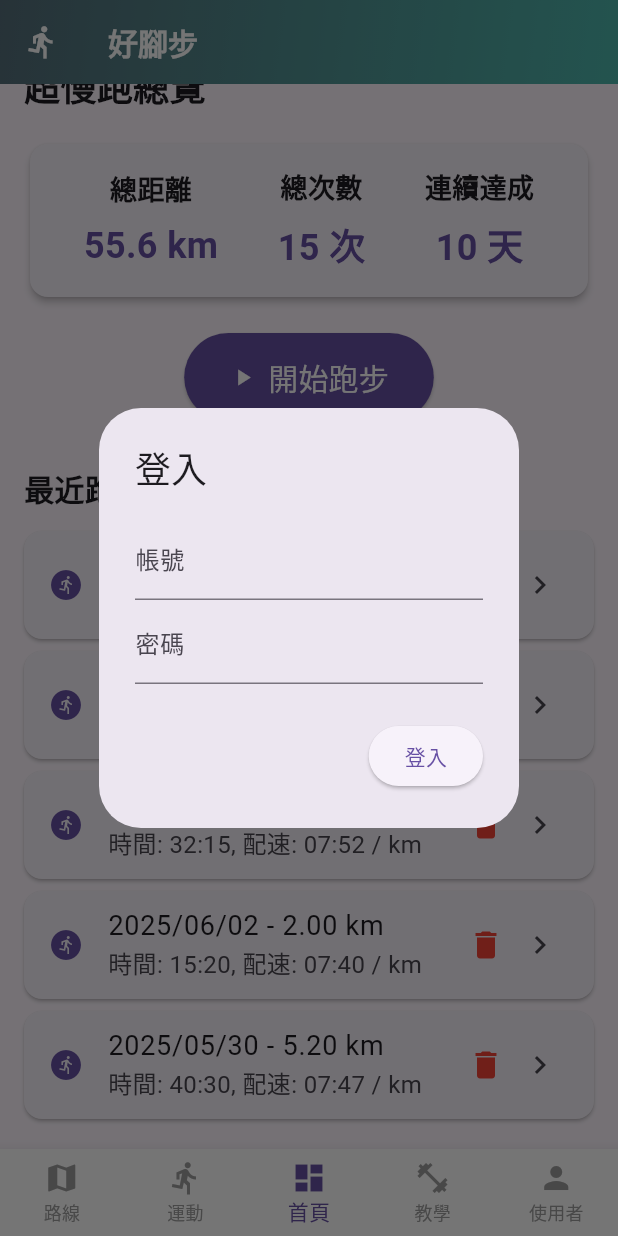
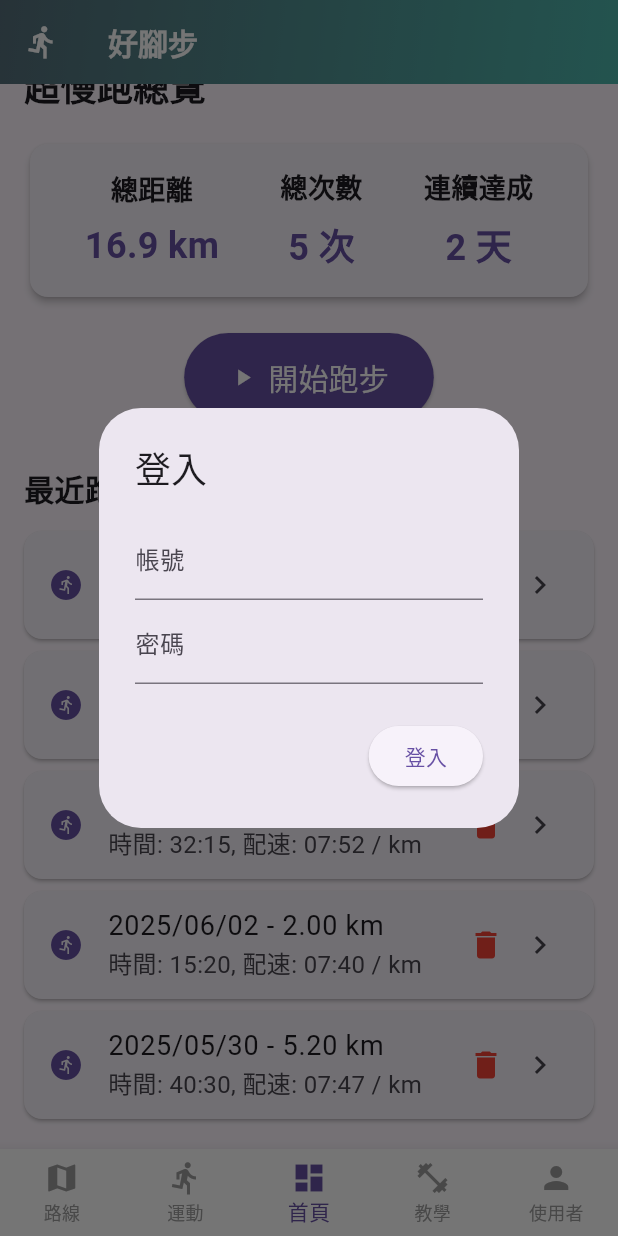
Before and after one commit to SongGuanYing/flutter_final, a Flutter app: the screen it shows after launch, scrolled down 449 dp, on a phone screen of 412 x 824 dp. Run offline on Flutter 3.47's test engine with Material 3 defaults, Android fonts, the phone set to English and light mode, and no system bars; our stand-ins replace audioplayers, flutter_map, flutter_phoenix, geolocator, image_picker, latlong2 and 4 more; missing offline and left inert: gpx; accounts and stored records are empty; network calls fail.

Commit message:
統計資料更新

```diff
--- a/lib/main_page.dart
+++ b/lib/main_page.dart
@@ -118,6 +118,11 @@ class _MainPageState extends State<MainPage> {
     int mockRunStreak = 10;
     double mockTotalDistance = 55.6;
     int mockTotalRuns = 15;
+    double totalDistance=0.0;
+    int count=RunHistory.runHistory.length;
+    for(int i=0;i<RunHistory.runHistory.length;i++){
+      totalDistance+=RunHistory.runHistory[i].distance;
+    }
 
     return ListView(
       padding: const EdgeInsets.all(16),
@@ -197,7 +202,7 @@ class _MainPageState extends State<MainPage> {
                   children: [
                     const Text('總距離', style: TextStyle(fontSize: 18, fontWeight: FontWeight.bold)),
                     const SizedBox(height: 8),
-                    Text('${mockTotalDistance.toStringAsFixed(1)} km',
+                    Text('${(totalDistance/1000).toStringAsFixed(1)} km',
                         style: TextStyle(fontSize: 24, fontWeight: FontWeight.bold, color: Theme.of(context).primaryColor)),
                   ],
                 ),
@@ -205,7 +210,7 @@ class _MainPageState extends State<MainPage> {
                   children: [
                     const Text('總次數', style: TextStyle(fontSize: 18, fontWeight: FontWeight.bold)),
                     const SizedBox(height: 8),
-                    Text('$mockTotalRuns 次',
+                    Text('$count 次',
                         style: TextStyle(fontSize: 24, fontWeight: FontWeight.bold, color: Theme.of(context).primaryColor)),
                   ],
                 ),
@@ -213,7 +218,7 @@ class _MainPageState extends State<MainPage> {
                   children: [
                     const Text('連續達成', style: TextStyle(fontSize: 18, fontWeight: FontWeight.bold)),
                     const SizedBox(height: 8),
-                    Text('$mockRunStreak 天',
+                    Text('2 天',
                         style: TextStyle(fontSize: 24, fontWeight: FontWeight.bold, color: Theme.of(context).primaryColor)),
                   ],
                 ),
```
